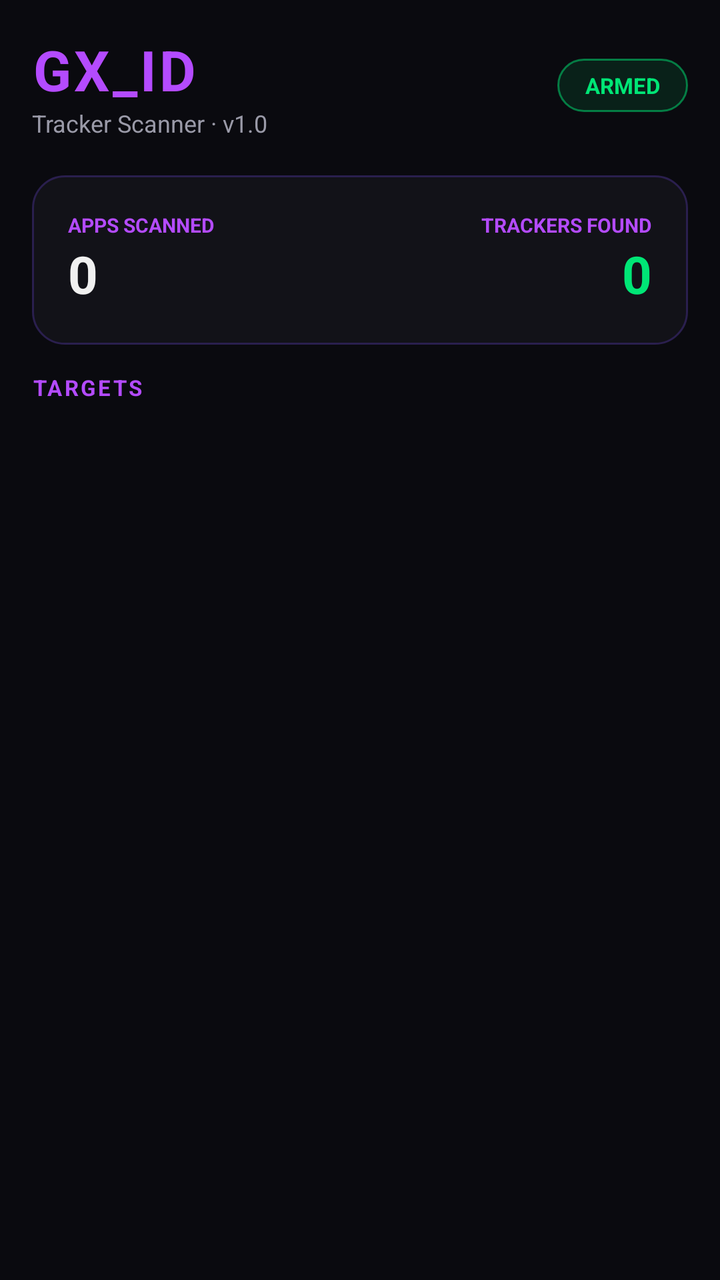
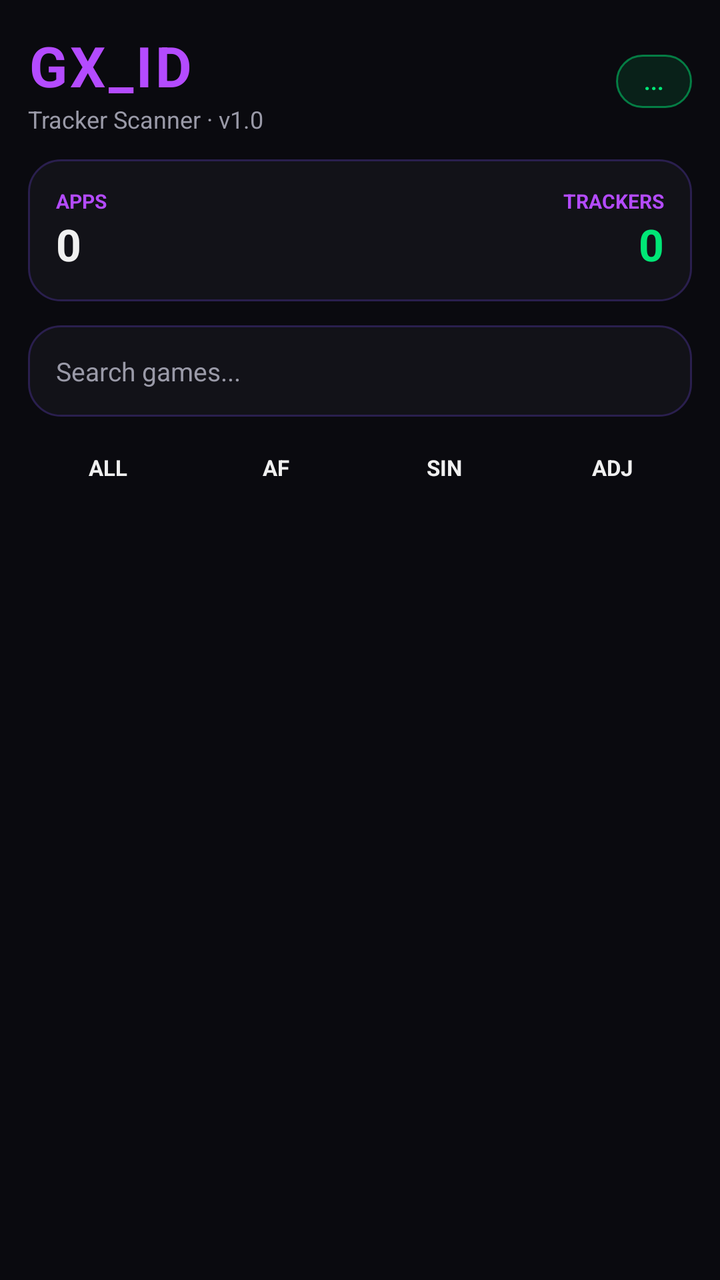

The first picture is an Android layout as it rendered before a commit; the second is the same layout after the commit. The layout source and the unified diff follow.
<!-- AndroidManifest.xml: application theme Theme.GXID -->
<!-- res/layout/activity_main.xml -->
<?xml version="1.0" encoding="utf-8"?>
<LinearLayout xmlns:android="http://schemas.android.com/apk/res/android"
    android:layout_width="match_parent"
    android:layout_height="match_parent"
    android:orientation="vertical"
    android:background="@color/bg_dark"
    android:padding="16dp">

    <LinearLayout
        android:layout_width="match_parent"
        android:layout_height="wrap_content"
        android:orientation="horizontal"
        android:gravity="center_vertical">

        <LinearLayout
            android:layout_width="0dp"
            android:layout_height="wrap_content"
            android:layout_weight="1"
            android:orientation="vertical">

            <TextView
                android:layout_width="wrap_content"
                android:layout_height="wrap_content"
                android:text="GX_ID"
                android:textColor="@color/neon_purple"
                android:textSize="28sp"
                android:textStyle="bold"
                android:letterSpacing="0.05" />

            <TextView
                android:layout_width="wrap_content"
                android:layout_height="wrap_content"
                android:text="Tracker Scanner · v1.0"
                android:textColor="@color/text_gray"
                android:textSize="12sp" />
        </LinearLayout>

        <TextView
            android:layout_width="wrap_content"
            android:layout_height="wrap_content"
            android:text="ARMED"
            android:textColor="@color/accent_green"
            android:textSize="11sp"
            android:textStyle="bold"
            android:paddingHorizontal="14dp"
            android:paddingVertical="6dp"
            android:background="@drawable/badge_bg" />
    </LinearLayout>

    <LinearLayout
        android:layout_width="match_parent"
        android:layout_height="wrap_content"
        android:layout_marginTop="18dp"
        android:orientation="horizontal"
        android:background="@drawable/card_bg"
        android:padding="18dp">

        <LinearLayout
            android:layout_width="0dp"
            android:layout_height="wrap_content"
            android:layout_weight="1"
            android:orientation="vertical">

            <TextView
                android:layout_width="wrap_content"
                android:layout_height="wrap_content"
                android:text="APPS SCANNED"
                android:textColor="@color/neon_purple"
                android:textSize="10sp"
                android:textStyle="bold" />

            <TextView
                android:id="@+id/tvAppsCount"
                android:layout_width="wrap_content"
                android:layout_height="wrap_content"
                android:text="0"
                android:textColor="@color/text_white"
                android:textSize="26sp"
                android:textStyle="bold" />
        </LinearLayout>

        <LinearLayout
            android:layout_width="wrap_content"
            android:layout_height="wrap_content"
            android:orientation="vertical"
            android:gravity="end">

            <TextView
                android:layout_width="wrap_content"
                android:layout_height="wrap_content"
                android:text="TRACKERS FOUND"
                android:textColor="@color/neon_purple"
                android:textSize="10sp"
                android:textStyle="bold" />

            <TextView
                android:id="@+id/tvTrackersCount"
                android:layout_width="wrap_content"
                android:layout_height="wrap_content"
                android:text="0"
                android:textColor="@color/accent_green"
                android:textSize="26sp"
                android:textStyle="bold" />
        </LinearLayout>
    </LinearLayout>

    <TextView
        android:layout_width="wrap_content"
        android:layout_height="wrap_content"
        android:layout_marginTop="14dp"
        android:text="TARGETS"
        android:textColor="@color/neon_purple"
        android:textSize="11sp"
        android:textStyle="bold"
        android:letterSpacing="0.1" />

    <androidx.recyclerview.widget.RecyclerView
        android:id="@+id/recyclerApps"
        android:layout_width="match_parent"
        android:layout_height="0dp"
        android:layout_weight="1"
        android:layout_marginTop="10dp" />
</LinearLayout>
<!-- resources referenced by this layout -->
<resources>
  <color name="accent_green">#00E676</color>
  <color name="bg_dark">#0A0A0F</color>
  <color name="neon_purple">#B44BFF</color>
  <color name="text_gray">#9A9AA8</color>
  <color name="text_white">#F0F0F0</color>
  <!-- drawable badge_bg (drawable) -->
  <?xml version="1.0" encoding="utf-8"?>
  <shape xmlns:android="http://schemas.android.com/apk/res/android">
      <solid android:color="#1A00E676" />
      <stroke android:width="1dp" android:color="#8000E676" />
      <corners android:radius="20dp" />
  </shape>
  <!-- drawable card_bg (drawable) -->
  <?xml version="1.0" encoding="utf-8"?>
  <shape xmlns:android="http://schemas.android.com/apk/res/android">
      <solid android:color="@color/surface_dark" />
      <stroke android:width="1dp" android:color="@color/border_purple" />
      <corners android:radius="16dp" />
  </shape>
  <style name="Theme.GXID" parent="Theme.MaterialComponents.DayNight.NoActionBar">
          <item name="android:statusBarColor">@color/bg_dark</item>
          <item name="android:navigationBarColor">@color/bg_dark</item>
          <item name="android:windowBackground">@color/bg_dark</item>
          <item name="colorPrimary">@color/neon_purple</item>
          <item name="colorPrimaryVariant">@color/neon_purple2</item>
          <item name="colorOnPrimary">@color/text_white</item>
          <item name="android:textColorPrimary">@color/text_white</item>
      </style>
  <color name="surface_dark">#121218</color>
  <color name="border_purple">#2A1F4E</color>
  <color name="neon_purple2">#8A2BE2</color>
</resources>

<!-- the commit's change to res/layout/activity_main.xml (unified diff, before → after) -->
@@ -4,7 +4,7 @@
     android:layout_height="match_parent"
     android:orientation="vertical"
     android:background="@color/bg_dark"
-    android:padding="16dp">
+    android:padding="14dp">
 
     <LinearLayout
         android:layout_width="match_parent"
@@ -36,9 +36,10 @@
         </LinearLayout>
 
         <TextView
+            android:id="@+id/tvStatus"
             android:layout_width="wrap_content"
             android:layout_height="wrap_content"
-            android:text="ARMED"
+            android:text="..."
             android:textColor="@color/accent_green"
             android:textSize="11sp"
             android:textStyle="bold"
@@ -50,10 +51,10 @@
     <LinearLayout
         android:layout_width="match_parent"
         android:layout_height="wrap_content"
-        android:layout_marginTop="18dp"
+        android:layout_marginTop="12dp"
         android:orientation="horizontal"
         android:background="@drawable/card_bg"
-        android:padding="18dp">
+        android:padding="14dp">
 
         <LinearLayout
             android:layout_width="0dp"
@@ -64,7 +65,7 @@
             <TextView
                 android:layout_width="wrap_content"
                 android:layout_height="wrap_content"
-                android:text="APPS SCANNED"
+                android:text="APPS"
                 android:textColor="@color/neon_purple"
                 android:textSize="10sp"
                 android:textStyle="bold" />
@@ -75,7 +76,7 @@
                 android:layout_height="wrap_content"
                 android:text="0"
                 android:textColor="@color/text_white"
-                android:textSize="26sp"
+                android:textSize="22sp"
                 android:textStyle="bold" />
         </LinearLayout>
 
@@ -88,7 +89,7 @@
             <TextView
                 android:layout_width="wrap_content"
                 android:layout_height="wrap_content"
-                android:text="TRACKERS FOUND"
+                android:text="TRACKERS"
                 android:textColor="@color/neon_purple"
                 android:textSize="10sp"
                 android:textStyle="bold" />
@@ -99,20 +100,86 @@
                 android:layout_height="wrap_content"
                 android:text="0"
                 android:textColor="@color/accent_green"
-                android:textSize="26sp"
+                android:textSize="22sp"
                 android:textStyle="bold" />
         </LinearLayout>
     </LinearLayout>
 
-    <TextView
-        android:layout_width="wrap_content"
+    <EditText
+        android:id="@+id/etSearch"
+        android:layout_width="match_parent"
         android:layout_height="wrap_content"
-        android:layout_marginTop="14dp"
-        android:text="TARGETS"
-        android:textColor="@color/neon_purple"
-        android:textSize="11sp"
-        android:textStyle="bold"
-        android:letterSpacing="0.1" />
+        android:layout_marginTop="12dp"
+        android:hint="Search games..."
+        android:textColorHint="@color/text_gray"
+        android:textColor="@color/text_white"
+        android:background="@drawable/card_bg"
+        android:padding="14dp"
+        android:textSize="13sp"
+        android:inputType="text"
+        android:maxLines="1" />
+
+    <LinearLayout
+        android:layout_width="match_parent"
+        android:layout_height="wrap_content"
+        android:layout_marginTop="10dp"
+        android:orientation="horizontal">
+
+        <TextView
+            android:id="@+id/btnFilterAll"
+            android:layout_width="0dp"
+            android:layout_height="wrap_content"
+            android:layout_weight="1"
+            android:text="ALL"
+            android:textColor="@color/text_white"
+            android:textSize="11sp"
+            android:textStyle="bold"
+            android:gravity="center"
+            android:padding="8dp"
+            android:layout_marginEnd="4dp"
+            android:background="@drawable/filter_bg" />
+
+        <TextView
+            android:id="@+id/btnFilterAf"
+            android:layout_width="0dp"
+            android:layout_height="wrap_content"
+            android:layout_weight="1"
+            android:text="AF"
+            android:textColor="@color/text_white"
+            android:textSize="11sp"
+            android:textStyle="bold"
+            android:gravity="center"
+            android:padding="8dp"
+            android:layout_marginEnd="4dp"
+            android:background="@drawable/filter_bg" />
+
+        <TextView
+            android:id="@+id/btnFilterSin"
+            android:layout_width="0dp"
+            android:layout_height="wrap_content"
+            android:layout_weight="1"
+            android:text="SIN"
+            android:textColor="@color/text_white"
+            android:textSize="11sp"
+            android:textStyle="bold"
+            android:gravity="center"
+            android:padding="8dp"
+            android:layout_marginEnd="4dp"
+            android:background="@drawable/filter_bg" />
+
+        <TextView
+            android:id="@+id/btnFilterAdj"
+            android:layout_width="0dp"
+            android:layout_height="wrap_content"
+            android:layout_weight="1"
+            android:text="ADJ"
+            android:textColor="@color/text_white"
+            android:textSize="11sp"
+            android:textStyle="bold"
+            android:gravity="center"
+            android:padding="8dp"
+            android:background="@drawable/filter_bg" />
+    </LinearLayout>
 
     <androidx.recyclerview.widget.RecyclerView
         android:id="@+id/recyclerApps"
